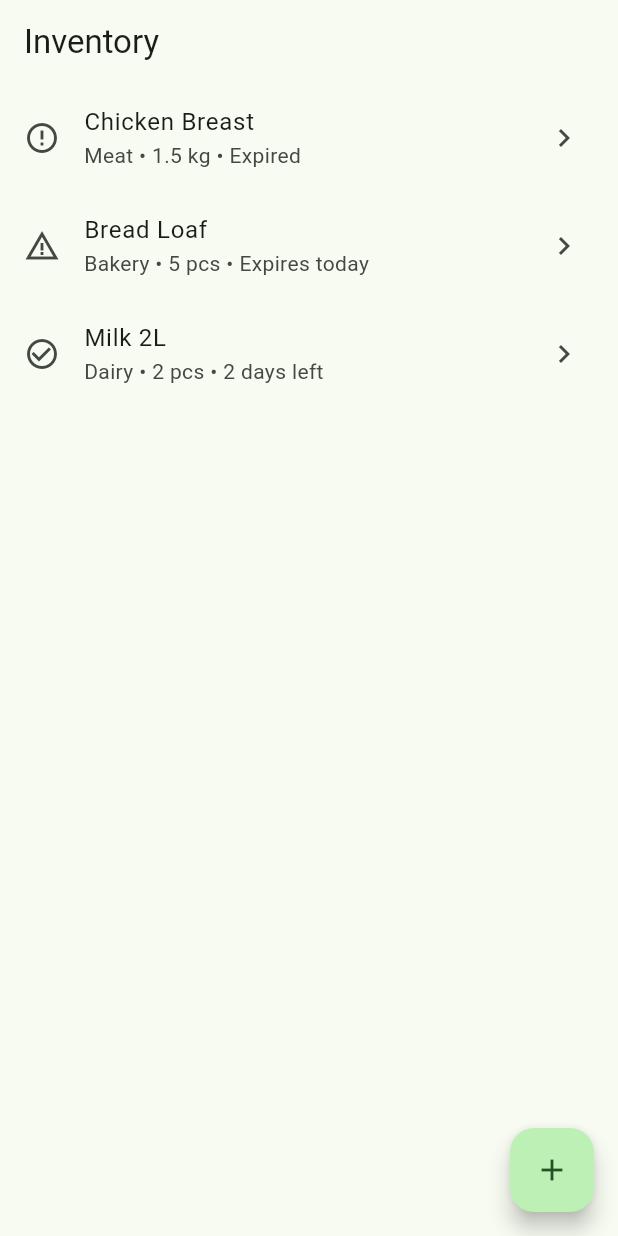
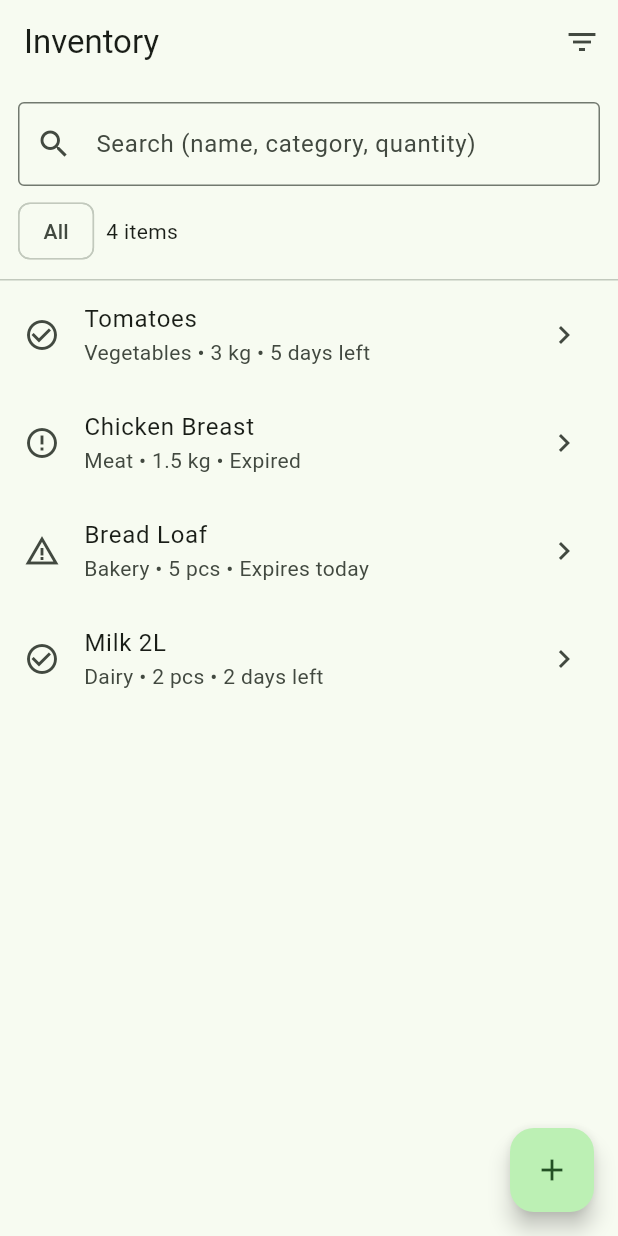
Before and after one commit to AihamAnter/shelfLifeChecker, a Flutter app: the screen it shows after launch, on a phone screen of 412 x 824 dp. Run offline on Flutter 3.47's test engine with Material 3 defaults, Android fonts, the phone set to English and light mode, and no system bars; our stand-ins replace hive, hive_flutter; accounts and stored records are empty.

Commit message:
search and expire filter is added the inventory

```diff
--- a/lib/screens/inventory_list_screen.dart
+++ b/lib/screens/inventory_list_screen.dart
@@ -2,6 +2,8 @@ import 'package:flutter/material.dart';
 import '../models/inventory_item.dart';
 import '../services/inventory_storage.dart';
 import 'add_edit_item_screen.dart';
+
+enum InventoryFilter { all, expiringSoon, expired }
 
 class InventoryListScreen extends StatefulWidget {
   static const routeName = '/';
@@ -15,6 +17,9 @@ class InventoryListScreen extends StatefulWidget {
 class _InventoryListScreenState extends State<InventoryListScreen> {
   final _storage = InventoryStorage();
   late List<InventoryItem> _items;
+
+  InventoryFilter _filter = InventoryFilter.all;
+  String _query = '';
 
   @override
   void initState() {
@@ -48,6 +53,13 @@ class _InventoryListScreenState extends State<InventoryListScreen> {
         quantity: '1.5 kg',
         expiryDate: DateTime.now().subtract(const Duration(days: 1)),
       ),
+      InventoryItem(
+        id: (DateTime.now().microsecondsSinceEpoch + 3).toString(),
+        name: 'Tomatoes',
+        category: 'Vegetables',
+        quantity: '3 kg',
+        expiryDate: DateTime.now().add(const Duration(days: 5)),
+      ),
     ];
 
     for (final item in demo) {
@@ -57,31 +69,113 @@ class _InventoryListScreenState extends State<InventoryListScreen> {
     setState(() => _items = _storage.loadItems());
   }
 
+  Future<void> _reload() async {
+    setState(() => _items = _storage.loadItems());
+  }
+
   Future<void> _openAddItem() async {
     final result = await Navigator.pushNamed(context, AddEditItemScreen.routeName);
     if (result is InventoryItem) {
       await _storage.addItem(result);
-      setState(() => _items = _storage.loadItems());
+      await _reload();
     }
   }
 
   Future<void> _deleteItem(String id) async {
     await _storage.deleteItem(id);
-    setState(() => _items = _storage.loadItems());
+    await _reload();
+  }
+
+  List<InventoryItem> _applyFilter(List<InventoryItem> items, DateTime now) {
+    final q = _query.trim().toLowerCase();
+
+    bool matchesQuery(InventoryItem item) {
+      if (q.isEmpty) return true;
+      return item.name.toLowerCase().contains(q) ||
+          item.category.toLowerCase().contains(q) ||
+          item.quantity.toLowerCase().contains(q);
+    }
+
+    bool matchesFilter(InventoryItem item) {
+      final daysLeft = item.daysLeftFrom(now);
+      switch (_filter) {
+        case InventoryFilter.all:
+          return true;
+        case InventoryFilter.expiringSoon:
+          return daysLeft >= 0 && daysLeft <= 3;
+        case InventoryFilter.expired:
+          return daysLeft < 0;
+      }
+    }
+
+    return items.where((e) => matchesQuery(e) && matchesFilter(e)).toList();
+  }
+
+  String _filterLabel(InventoryFilter f) {
+    switch (f) {
+      case InventoryFilter.all:
+        return 'All';
+      case InventoryFilter.expiringSoon:
+        return 'Expiring (≤3d)';
+      case InventoryFilter.expired:
+        return 'Expired';
+    }
   }
 
   @override
   Widget build(BuildContext context) {
     final now = DateTime.now();
+    final visible = _applyFilter(_items, now);
 
     return Scaffold(
-      appBar: AppBar(title: const Text('Inventory')),
-      body: _items.isEmpty
-          ? const Center(child: Text('No items yet. Tap + to add one.'))
+      appBar: AppBar(
+        title: const Text('Inventory'),
+        actions: [
+          PopupMenuButton<InventoryFilter>(
+            tooltip: 'Filter',
+            onSelected: (v) => setState(() => _filter = v),
+            itemBuilder: (context) => [
+              for (final f in InventoryFilter.values)
+                PopupMenuItem(
+                  value: f,
+                  child: Text(_filterLabel(f)),
+                ),
+            ],
+            icon: const Icon(Icons.filter_list),
+          ),
+        ],
+      ),
+      body: Column(
+        children: [
+          Padding(
+            padding: const EdgeInsets.fromLTRB(12, 12, 12, 6),
+            child: TextField(
+              decoration: const InputDecoration(
+                prefixIcon: Icon(Icons.search),
+                hintText: 'Search (name, category, quantity)',
+                border: OutlineInputBorder(),
+              ),
+              onChanged: (v) => setState(() => _query = v),
+            ),
+          ),
+          Padding(
+            padding: const EdgeInsets.fromLTRB(12, 0, 12, 8),
+            child: Row(
+              children: [
+                Chip(label: Text(_filterLabel(_filter))),
+                const SizedBox(width: 8),
+                Text('${visible.length} items'),
+              ],
+            ),
+          ),
+          const Divider(height: 1),
+          Expanded(
+            child: visible.isEmpty
+                ? const Center(child: Text('No items match your filter/search.'))
                 : ListView.builder(
-              itemCount: _items.length,
+                    itemCount: visible.length,
                     itemBuilder: (context, index) {
-                final item = _items[index];
+                      final item = visible[index];
                       final daysLeft = item.daysLeftFrom(now);
 
                       return Dismissible(
@@ -96,6 +190,9 @@ class _InventoryListScreenState extends State<InventoryListScreen> {
                         child: _InventoryRow(item: item, daysLeft: daysLeft),
                       );
                     },
+                  ),
+          ),
+        ],
       ),
       floatingActionButton: FloatingActionButton(
         onPressed: _openAddItem,
```
Lines whose indentation alone changed are shown as unchanged.
